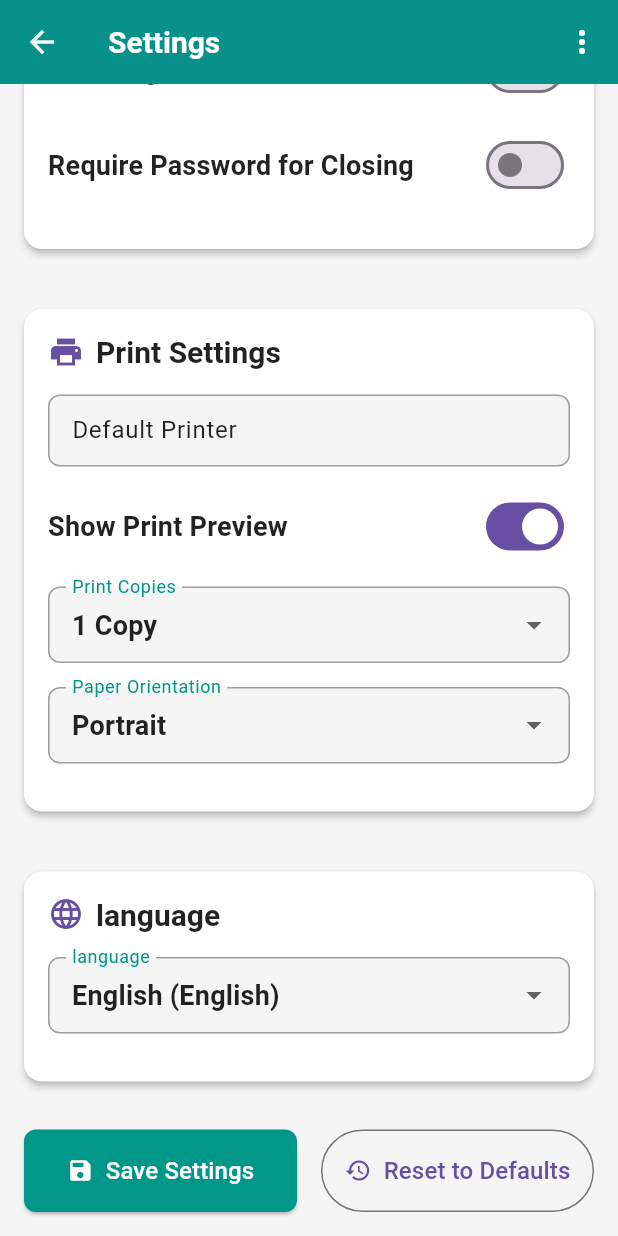
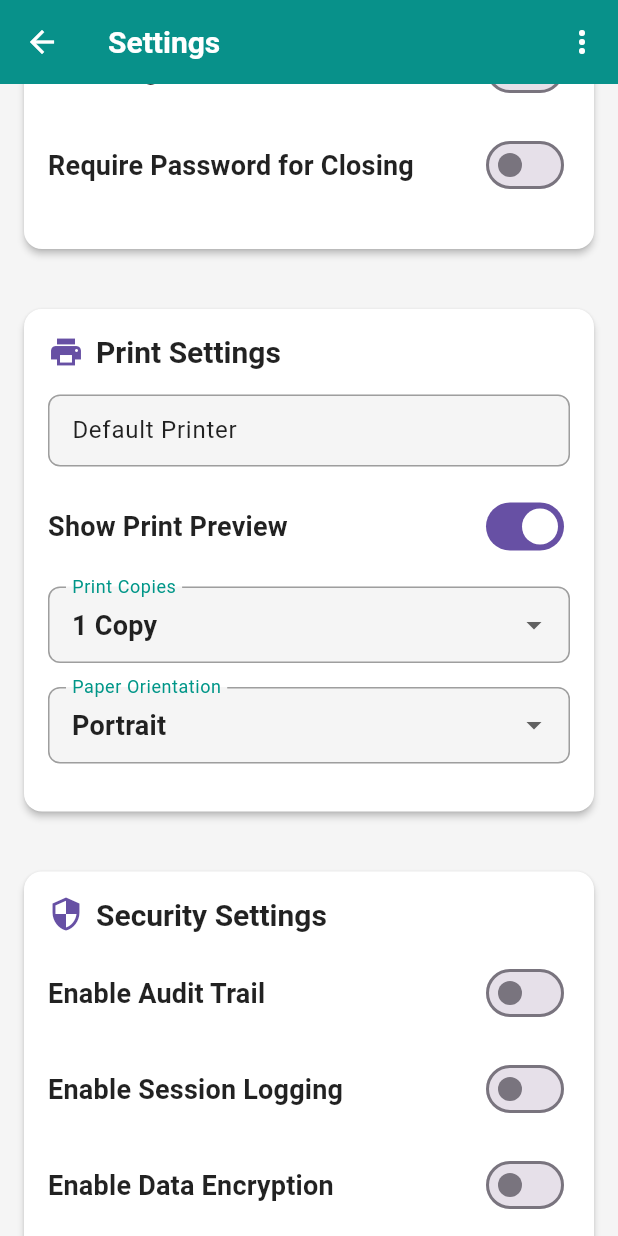
Before and after one commit to Nahom8bit/Fast-Balance, a Flutter app: the SettingsScreen screen opened directly, scrolled down 2117 dp, on a phone screen of 412 x 824 dp. Run offline on Flutter 3.47's test engine with Material 3 defaults, Android fonts, the phone set to English and light mode, and no system bars; our stand-ins replace csv, file_picker, fl_chart, pdf, printing, shared_preferences and 2 more; accounts and stored records are empty; network calls fail.

Commit message:
Add Phase 3 Security Settings implementation - Complete audit trail, session logging, and data encryption features

```diff
--- a/salaries_app/lib/language_service.dart
+++ b/salaries_app/lib/language_service.dart
@@ -117,6 +117,20 @@ class LanguageService extends ChangeNotifier {
       'font_small': 'Small',
       'font_medium': 'Medium',
       'font_large': 'Large',
+
+      // Security Settings
+      'security_settings': 'Security Settings',
+      'audit_trail': 'Audit Trail',
+      'audit_trail_enabled': 'Enable Audit Trail',
+      'session_logging': 'Session Logging',
+      'session_logging_enabled': 'Enable Session Logging',
+      'data_encryption': 'Data Encryption',
+      'data_encryption_enabled': 'Enable Data Encryption',
+      'audit_log_retention': 'Audit Log Retention (Days)',
+      'session_log_retention': 'Session Log Retention (Days)',
+      'audit_trail_description': 'Track all system activities and changes',
+      'session_logging_description': 'Log user login/logout and session activities',
+      'data_encryption_description': 'Encrypt sensitive data in the database',
     },
     'es': {
       // Business Information
@@ -207,6 +221,20 @@ class LanguageService extends ChangeNotifier {
       'font_small': 'Pequeño',
       'font_medium': 'Mediano',
       'font_large': 'Grande',
+
+      // Security Settings
+      'security_settings': 'Configuración de Seguridad',
+      'audit_trail': 'Rastro de Auditoría',
+      'audit_trail_enabled': 'Habilitar Rastro de Auditoría',
+      'session_logging': 'Registro de Sesión',
+      'session_logging_enabled': 'Habilitar Registro de Sesión',
+      'data_encryption': 'Encriptación de Datos',
+      'data_encryption_enabled': 'Habilitar Encriptación de Datos',
+      'audit_log_retention': 'Retención de Registro de Auditoría (Días)',
+      'session_log_retention': 'Retención de Registro de Sesión (Días)',
+      'audit_trail_description': 'Rastrear todas las actividades y cambios del sistema',
+      'session_logging_description': 'Registrar inicio/cierre de sesión y actividades de sesión',
+      'data_encryption_description': 'Encriptar datos sensibles en la base de datos',
     },
     'pt': {
       // Business Information
@@ -297,6 +325,20 @@ class LanguageService extends ChangeNotifier {
       'font_small': 'Pequeno',
       'font_medium': 'Médio',
       'font_large': 'Grande',
+
+      // Security Settings
+      'security_settings': 'Configurações de Segurança',
+      'audit_trail': 'Rastreamento de Auditoria',
+      'audit_trail_enabled': 'Habilitar Rastreamento de Auditoria',
+      'session_logging': 'Registro de Sessão',
+      'session_logging_enabled': 'Habilitar Registro de Sessão',
+      'data_encryption': 'Criptografia de Dados',
+      'data_encryption_enabled': 'Habilitar Criptografia de Dados',
+      'audit_log_retention': 'Retenção de Registro de Auditoria (Dias)',
+      'session_log_retention': 'Retenção de Registro de Sessão (Dias)',
+      'audit_trail_description': 'Rastrear todas as atividades e mudanças do sistema',
+      'session_logging_description': 'Registrar login/logout e atividades de sessão',
+      'data_encryption_description': 'Criptografar dados sensíveis no banco de dados',
     },
   };
 
--- a/salaries_app/lib/settings_screen.dart
+++ b/salaries_app/lib/settings_screen.dart
@@ -52,6 +52,13 @@ class _SettingsScreenState extends State<SettingsScreen> {
   String _selectedPasswordPolicy = 'medium';
   bool _autoLogin = false;
   bool _requirePasswordForClosing = false;
+
+  // Security Settings values
+  bool _auditTrailEnabled = false;
+  bool _sessionLoggingEnabled = false;
+  bool _dataEncryptionEnabled = false;
+  int _auditLogRetentionDays = 90;
+  int _sessionLogRetentionDays = 30;
 
   bool _isLoading = true;
   bool _hasChanges = false;
@@ -129,6 +136,13 @@ class _SettingsScreenState extends State<SettingsScreen> {
         _autoLogin = settings['autoLogin'] ?? false;
         _requirePasswordForClosing = settings['requirePasswordForClosing'] ?? false;
 
+        // Security Settings
+        _auditTrailEnabled = settings['auditTrailEnabled'] ?? false;
+        _sessionLoggingEnabled = settings['sessionLoggingEnabled'] ?? false;
+        _dataEncryptionEnabled = settings['dataEncryptionEnabled'] ?? false;
+        _auditLogRetentionDays = settings['auditLogRetentionDays'] ?? 90;
+        _sessionLogRetentionDays = settings['sessionLogRetentionDays'] ?? 30;
+
         _isLoading = false;
       });
     } catch (e) {
@@ -183,6 +197,13 @@ class _SettingsScreenState extends State<SettingsScreen> {
       await _settingsService.setPasswordPolicy(_selectedPasswordPolicy);
       await _settingsService.setAutoLogin(_autoLogin);
       await _settingsService.setRequirePasswordForClosing(_requirePasswordForClosing);
+
+      // Save Security Settings
+      await _settingsService.setAuditTrailEnabled(_auditTrailEnabled);
+      await _settingsService.setSessionLoggingEnabled(_sessionLoggingEnabled);
+      await _settingsService.setDataEncryptionEnabled(_dataEncryptionEnabled);
+      await _settingsService.setAuditLogRetentionDays(_auditLogRetentionDays);
+      await _settingsService.setSessionLogRetentionDays(_sessionLogRetentionDays);
 
       setState(() {
         _isLoading = false;
@@ -318,9 +339,11 @@ class _SettingsScreenState extends State<SettingsScreen> {
                      const SizedBox(height: 24),
                      _buildUserManagementSection(),
                      const SizedBox(height: 24),
-                     _buildPrintSettingsSection(),
-                     const SizedBox(height: 24),
-                     _buildLanguageSettingsSection(),
+                                         _buildPrintSettingsSection(),
+                    const SizedBox(height: 24),
+                    _buildSecuritySettingsSection(),
+                    const SizedBox(height: 24),
+                    _buildLanguageSettingsSection(),
                      const SizedBox(height: 24),
                      _buildActionButtons(),
                   ],
@@ -870,6 +893,121 @@ class _SettingsScreenState extends State<SettingsScreen> {
     );
   }
 
+  Widget _buildSecuritySettingsSection() {
+    return _buildSection(
+      title: _languageService.getString('security_settings'),
+      icon: Icons.security,
+      children: [
+        _buildSwitchField(
+          label: _languageService.getString('audit_trail_enabled'),
+          value: _auditTrailEnabled,
+          onChanged: (value) {
+            setState(() {
+              _auditTrailEnabled = value;
+            });
+            _markAsChanged();
+          },
+        ),
+        if (_auditTrailEnabled) ...[
+          _buildDropdownField(
+            label: _languageService.getString('audit_log_retention'),
+            value: _auditLogRetentionDays.toString(),
+            items: SettingsService.auditLogRetentionOptions.map((option) {
+              return DropdownMenuItem(
+                value: option['value'],
+                child: Text(option['label']!),
+              );
+            }).toList(),
+            onChanged: (value) {
+              setState(() {
+                _auditLogRetentionDays = int.tryParse(value!) ?? 90;
+              });
+              _markAsChanged();
+            },
+          ),
+        ],
+        _buildSwitchField(
+          label: _languageService.getString('session_logging_enabled'),
+          value: _sessionLoggingEnabled,
+          onChanged: (value) {
+            setState(() {
+              _sessionLoggingEnabled = value;
+            });
+            _markAsChanged();
+          },
+        ),
+        if (_sessionLoggingEnabled) ...[
+          _buildDropdownField(
+            label: _languageService.getString('session_log_retention'),
+            value: _sessionLogRetentionDays.toString(),
+            items: SettingsService.sessionLogRetentionOptions.map((option) {
+              return DropdownMenuItem(
+                value: option['value'],
+                child: Text(option['label']!),
+              );
+            }).toList(),
+            onChanged: (value) {
+              setState(() {
+                _sessionLogRetentionDays = int.tryParse(value!) ?? 30;
+              });
+              _markAsChanged();
+            },
+          ),
+        ],
+        _buildSwitchField(
+          label: _languageService.getString('data_encryption_enabled'),
+          value: _dataEncryptionEnabled,
+          onChanged: (value) {
+            setState(() {
+              _dataEncryptionEnabled = value;
+            });
+            _markAsChanged();
+          },
+        ),
+        // Description text for security features
+        Container(
+          padding: const EdgeInsets.all(12),
+          margin: const EdgeInsets.only(top: 8),
+          decoration: BoxDecoration(
+            color: Theme.of(context).brightness == Brightness.dark
+                ? Colors.blue[900]?.withOpacity(0.2)
+                : Colors.blue[50],
+            borderRadius: BorderRadius.circular(8),
+            border: Border.all(
+              color: Colors.blue.withOpacity(0.3),
+              width: 1,
+            ),
+          ),
+          child: Column(
+            crossAxisAlignment: CrossAxisAlignment.start,
+            children: [
+              Text(
+                _languageService.getString('audit_trail_description'),
+                style: Theme.of(context).textTheme.bodySmall?.copyWith(
+                  color: Colors.blue[700],
+                ),
+              ),
+              const SizedBox(height: 4),
+              Text(
+                _languageService.getString('session_logging_description'),
+                style: Theme.of(context).textTheme.bodySmall?.copyWith(
+                  color: Colors.blue[700],
+                ),
+              ),
+              const SizedBox(height: 4),
+              Text(
+                _languageService.getString('data_encryption_description'),
+                style: Theme.of(context).textTheme.bodySmall?.copyWith(
+                  color: Colors.blue[700],
+                ),
+              ),
+            ],
+          ),
+        ),
+      ],
+    );
+  }
+
   Widget _buildActionButtons() {
     return Row(
       mainAxisAlignment: MainAxisAlignment.spaceEvenly,
--- a/salaries_app/lib/settings_service.dart
+++ b/salaries_app/lib/settings_service.dart
@@ -49,6 +49,13 @@ class SettingsService {
   static const String _autoLoginKey = 'auto_login';
   static const String _requirePasswordForClosingKey = 'require_password_for_closing';
 
+  // Security Settings
+  static const String _auditTrailEnabledKey = 'audit_trail_enabled';
+  static const String _sessionLoggingEnabledKey = 'session_logging_enabled';
+  static const String _dataEncryptionEnabledKey = 'data_encryption_enabled';
+  static const String _auditLogRetentionDaysKey = 'audit_log_retention_days';
+  static const String _sessionLogRetentionDaysKey = 'session_log_retention_days';
+
   // Default values
   static const String _defaultBusinessName = 'Mini Mercado';
   static const String _defaultCurrencyCode = 'USD';
@@ -79,6 +86,13 @@ class SettingsService {
   static const String _defaultPasswordPolicy = 'medium';
   static const bool _defaultAutoLogin = false;
   static const bool _defaultRequirePasswordForClosing = false;
+
+  // Security Settings Defaults
+  static const bool _defaultAuditTrailEnabled = false;
+  static const bool _defaultSessionLoggingEnabled = false;
+  static const bool _defaultDataEncryptionEnabled = false;
+  static const int _defaultAuditLogRetentionDays = 90;
+  static const int _defaultSessionLogRetentionDays = 30;
 
   // Business Information
   Future<String> getBusinessName() async {
@@ -411,6 +425,57 @@ class SettingsService {
     await prefs.setBool(_requirePasswordForClosingKey, required);
   }
 
+  // Security Settings
+  Future<bool> getAuditTrailEnabled() async {
+    final prefs = await SharedPreferences.getInstance();
+    return prefs.getBool(_auditTrailEnabledKey) ?? _defaultAuditTrailEnabled;
+  }
+
+  Future<void> setAuditTrailEnabled(bool enabled) async {
+    final prefs = await SharedPreferences.getInstance();
+    await prefs.setBool(_auditTrailEnabledKey, enabled);
+  }
+
+  Future<bool> getSessionLoggingEnabled() async {
+    final prefs = await SharedPreferences.getInstance();
+    return prefs.getBool(_sessionLoggingEnabledKey) ?? _defaultSessionLoggingEnabled;
+  }
+
+  Future<void> setSessionLoggingEnabled(bool enabled) async {
+    final prefs = await SharedPreferences.getInstance();
+    await prefs.setBool(_sessionLoggingEnabledKey, enabled);
+  }
+
+  Future<bool> getDataEncryptionEnabled() async {
+    final prefs = await SharedPreferences.getInstance();
+    return prefs.getBool(_dataEncryptionEnabledKey) ?? _defaultDataEncryptionEnabled;
+  }
+
+  Future<void> setDataEncryptionEnabled(bool enabled) async {
+    final prefs = await SharedPreferences.getInstance();
+    await prefs.setBool(_dataEncryptionEnabledKey, enabled);
+  }
+
+  Future<int> getAuditLogRetentionDays() async {
+    final prefs = await SharedPreferences.getInstance();
+    return prefs.getInt(_auditLogRetentionDaysKey) ?? _defaultAuditLogRetentionDays;
+  }
+
+  Future<void> setAuditLogRetentionDays(int days) async {
+    final prefs = await SharedPreferences.getInstance();
+    await prefs.setInt(_auditLogRetentionDaysKey, days);
+  }
+
+  Future<int> getSessionLogRetentionDays() async {
+    final prefs = await SharedPreferences.getInstance();
+    return prefs.getInt(_sessionLogRetentionDaysKey) ?? _defaultSessionLogRetentionDays;
+  }
+
+  Future<void> setSessionLogRetentionDays(int days) async {
+    final prefs = await SharedPreferences.getInstance();
+    await prefs.setInt(_sessionLogRetentionDaysKey, days);
+  }
+
   // Utility methods
   Future<Map<String, dynamic>> getAllSettings() async {
     return {
@@ -442,6 +507,11 @@ class SettingsService {
       'printPreview': await getPrintPreview(),
       'printCopies': await getPrintCopies(),
       'paperOrientation': await getPaperOrientation(),
+      'auditTrailEnabled': await getAuditTrailEnabled(),
+      'sessionLoggingEnabled': await getSessionLoggingEnabled(),
+      'dataEncryptionEnabled': await getDataEncryptionEnabled(),
+      'auditLogRetentionDays': await getAuditLogRetentionDays(),
+      'sessionLogRetentionDays': await getSessionLogRetentionDays(),
     };
   }
 
@@ -534,4 +604,21 @@ class SettingsService {
     {'value': '4', 'label': '4 Copies'},
     {'value': '5', 'label': '5 Copies'},
   ];
+
+  // Security settings options
+  static const List<Map<String, String>> auditLogRetentionOptions = [
+    {'value': '30', 'label': '30 Days'},
+    {'value': '60', 'label': '60 Days'},
+    {'value': '90', 'label': '90 Days'},
+    {'value': '180', 'label': '180 Days'},
+    {'value': '365', 'label': '1 Year'},
+  ];
+
+  static const List<Map<String, String>> sessionLogRetentionOptions = [
+    {'value': '7', 'label': '7 Days'},
+    {'value': '15', 'label': '15 Days'},
+    {'value': '30', 'label': '30 Days'},
+    {'value': '60', 'label': '60 Days'},
+    {'value': '90', 'label': '90 Days'},
+  ];
 }
```
Also changed, not shown: 1 other file.
